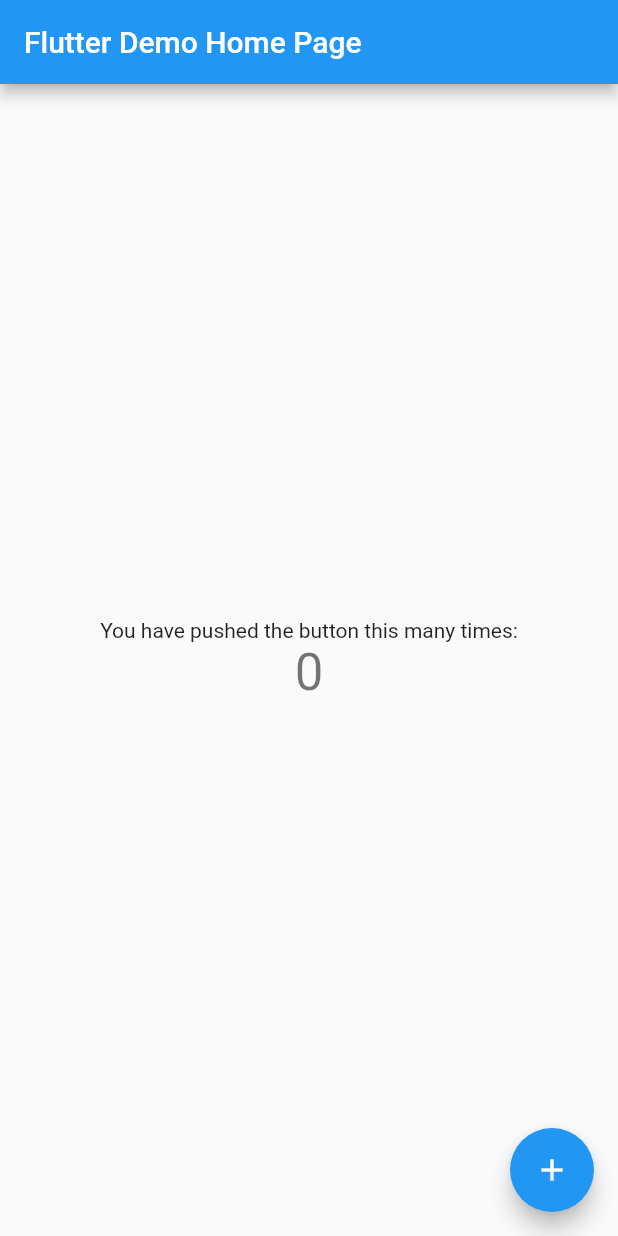
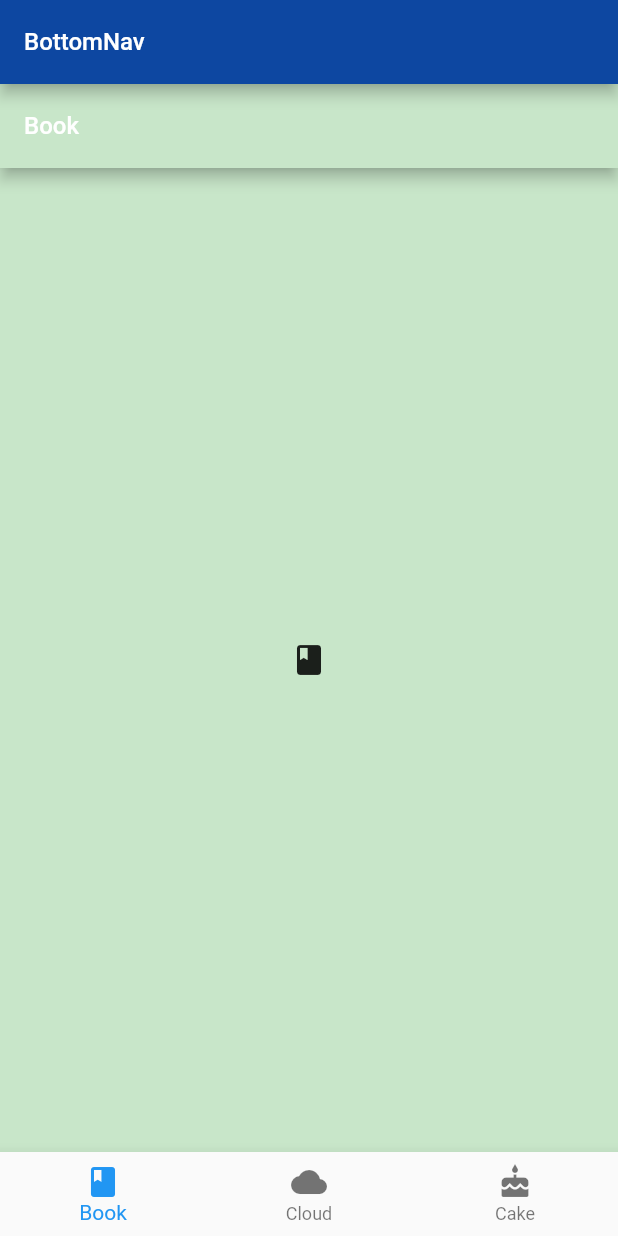
Before and after one commit to hyphen-o/good_up, a Flutter app: the screen it shows after launch, on a phone screen of 412 x 824 dp. Run offline on Flutter 3.47's test engine with Material 2 defaults, Android fonts, the phone set to English and light mode, and no system bars.

Commit message:
メニューの追加

```diff
--- a/lib/main.dart
+++ b/lib/main.dart
@@ -1,115 +1,78 @@
 import 'package:flutter/material.dart';
-
-void main() {
-  runApp(const MyApp());
-}
-
+import './pages/BookScreen.dart';
+import './pages/CakeScreen.dart';
+import './pages/CloudScreen.dart';
+void main() => runApp(MyApp());
 class MyApp extends StatelessWidget {
-  const MyApp({Key? key}) : super(key: key);
-
   // This widget is the root of your application.
   @override
   Widget build(BuildContext context) {
     return MaterialApp(
-      title: 'Flutter Demo',
+      title: 'BottomNav',
       theme: ThemeData(
-        // This is the theme of your application.
-        //
-        // Try running your application with "flutter run". You'll see the
-        // application has a blue toolbar. Then, without quitting the app, try
-        // changing the primarySwatch below to Colors.green and then invoke
-        // "hot reload" (press "r" in the console where you ran "flutter run",
-        // or simply save your changes to "hot reload" in a Flutter IDE).
-        // Notice that the counter didn't reset back to zero; the application
-        // is not restarted.
         primarySwatch: Colors.blue,
       ),
-      home: const MyHomePage(title: 'Flutter Demo Home Page'),
+      home: MyHomePage(),
     );
   }
 }
-
 class MyHomePage extends StatefulWidget {
-  const MyHomePage({Key? key, required this.title}) : super(key: key);
-
-  // This widget is the home page of your application. It is stateful, meaning
-  // that it has a State object (defined below) that contains fields that affect
-  // how it looks.
-
-  // This class is the configuration for the state. It holds the values (in this
-  // case the title) provided by the parent (in this case the App widget) and
-  // used by the build method of the State. Fields in a Widget subclass are
-  // always marked "final".
-
-  final String title;
-
   @override
-  State<MyHomePage> createState() => _MyHomePageState();
+  _MyHomePageState createState() => _MyHomePageState();
 }
-
 class _MyHomePageState extends State<MyHomePage> {
-  int _counter = 0;
-
-  void _incrementCounter() {
-    setState(() {
-      // This call to setState tells the Flutter framework that something has
-      // changed in this State, which causes it to rerun the build method below
-      // so that the display can reflect the updated values. If we changed
-      // _counter without calling setState(), then the build method would not be
-      // called again, and so nothing would appear to happen.
-      _counter++;
-    });
+  // ページインデックス保存用
+  int _screen = 0;
+  // 表示する Widget の一覧
+  static List<Widget> _pageList = [
+    BookScreen(),
+    CloudScreen(),
+    CakeScreen()
+  ];
+  // ページ下部に並べるナビゲーションメニューの一覧
+  List<BottomNavigationBarItem> myBottomNavBarItems() {
+    return [
+      BottomNavigationBarItem(
+        icon: Icon(Icons.book),
+        label: 'Book',
+      ),
+      BottomNavigationBarItem(
+        icon: Icon(Icons.cloud),
+        label: 'Cloud',
+      ),
+      BottomNavigationBarItem(
+        icon: Icon(Icons.cake),
+        label: 'Cake',
+      ),
+    ];
   }
-
   @override
   Widget build(BuildContext context) {
-    // This method is rerun every time setState is called, for instance as done
-    // by the _incrementCounter method above.
-    //
-    // The Flutter framework has been optimized to make rerunning build methods
-    // fast, so that you can just rebuild anything that needs updating rather
-    // than having to individually change instances of widgets.
     return Scaffold(
+      // Appbar
       appBar: AppBar(
-        // Here we take the value from the MyHomePage object that was created by
-        // the App.build method, and use it to set our appbar title.
-        title: Text(widget.title),
-      ),
-      body: Center(
-        // Center is a layout widget. It takes a single child and positions it
-        // in the middle of the parent.
-        child: Column(
-          // Column is also a layout widget. It takes a list of children and
-          // arranges them vertically. By default, it sizes itself to fit its
-          // children horizontally, and tries to be as tall as its parent.
-          //
-          // Invoke "debug painting" (press "p" in the console, choose the
-          // "Toggle Debug Paint" action from the Flutter Inspector in Android
-          // Studio, or the "Toggle Debug Paint" command in Visual Studio Code)
-          // to see the wireframe for each widget.
-          //
-          // Column has various properties to control how it sizes itself and
-          // how it positions its children. Here we use mainAxisAlignment to
-          // center the children vertically; the main axis here is the vertical
-          // axis because Columns are vertical (the cross axis would be
-          // horizontal).
-          mainAxisAlignment: MainAxisAlignment.center,
-          children: <Widget>[
-            const Text(
-              'You have pushed the button this many times:',
-            ),
-            Text(
-              '$_counter',
-              style: Theme.of(context).textTheme.headline4,
-            ),
-          ],
+        backgroundColor: Colors.blue[900],
+        title: Text(
+          'BottomNav',
+          style: TextStyle(fontSize: 16),
         ),
       ),
-      floatingActionButton: FloatingActionButton(
-        onPressed: _incrementCounter,
-        tooltip: 'Increment',
-        child: const Icon(Icons.add),
-      ), // This trailing comma makes auto-formatting nicer for build methods.
+      // ページビュー
+      body: _pageList[_screen],
+      // ページ下部のナビゲーションメニュー
+      bottomNavigationBar: BottomNavigationBar(
+        // 現在のページインデックス
+        currentIndex: _screen,
+        // onTapでナビゲーションメニューがタップされた時の処理を定義
+        onTap: (index) {
+          setState(() {
+            // ページインデックスを更新
+            _screen = index;
+          });
+        },
+        // 定義済のナビゲーションメニューのアイテムリスト
+        items: myBottomNavBarItems(),
+      ),
     );
   }
 }
--- /dev/null
+++ b/lib/pages/BookScreen.dart
@@ -0,0 +1,18 @@
+import 'package:flutter/material.dart';
+class BookScreen extends StatelessWidget {
+  // This widget is the root of your application.
+  @override
+  Widget build(BuildContext context) {
+    return Scaffold(
+        backgroundColor: Colors.green[100],
+        // Appbar
+        appBar: AppBar(
+          backgroundColor: Colors.green[100],
+          title: Text(
+            'Book',
+            style: TextStyle(fontSize: 16),
+          ),
+        ),
+        body: Center(child: Icon(Icons.book)));
+  }
+}
```
Also changed, not shown: lib/pages/CakeScreen.dart (added, +18 -0 lines), lib/pages/CloudScreen.dart (added, +18 -0 lines).
